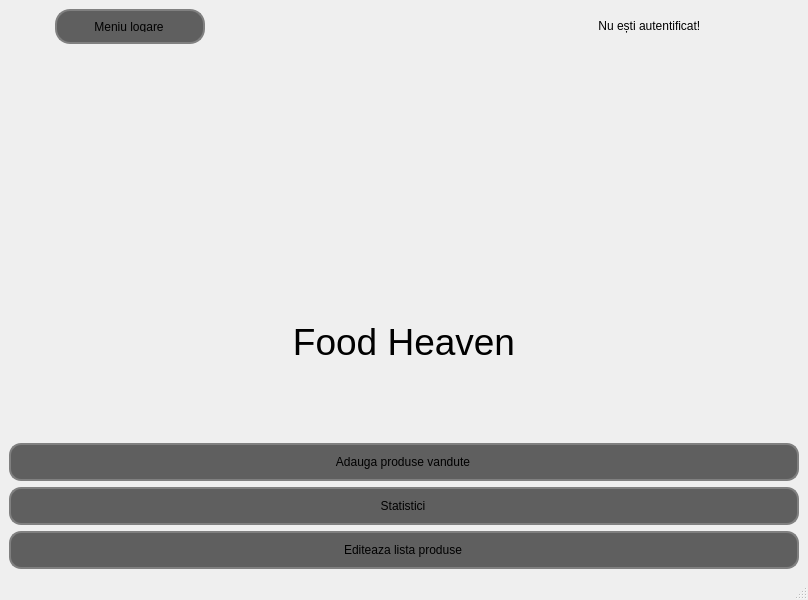
First picture: the form in ui/basewindow.ui, repository decemyn/food-management, before the edit.
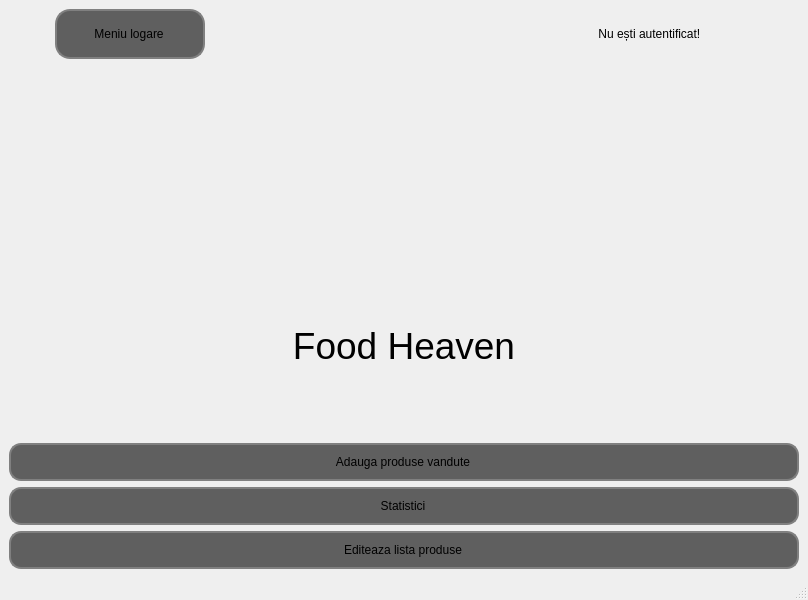
Second picture: the form after the edit. Icons and pictures are not drawn.

Diff of the .ui file:
```diff
--- a/ui/basewindow.ui
+++ b/ui/basewindow.ui
@@ -52,13 +52,13 @@
           <property name="minimumSize">
            <size>
             <width>150</width>
-            <height>35</height>
+            <height>50</height>
            </size>
           </property>
           <property name="maximumSize">
            <size>
             <width>150</width>
-            <height>48</height>
+            <height>60</height>
            </size>
           </property>
           <property name="styleSheet">
```
